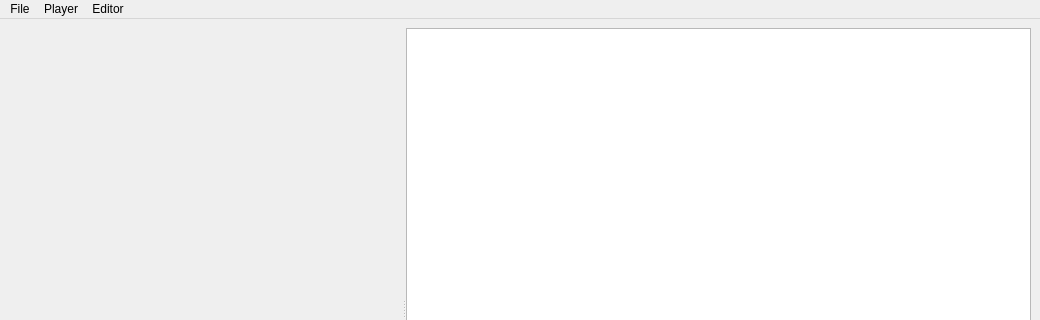
This is tool.ui in jatindalal/asr-post-editor as Qt 5 draws it before an edit; both pictures show x 0 to 1040 and y 0 to 320 of the 1040 by 618 pixel window. The edited form follows.
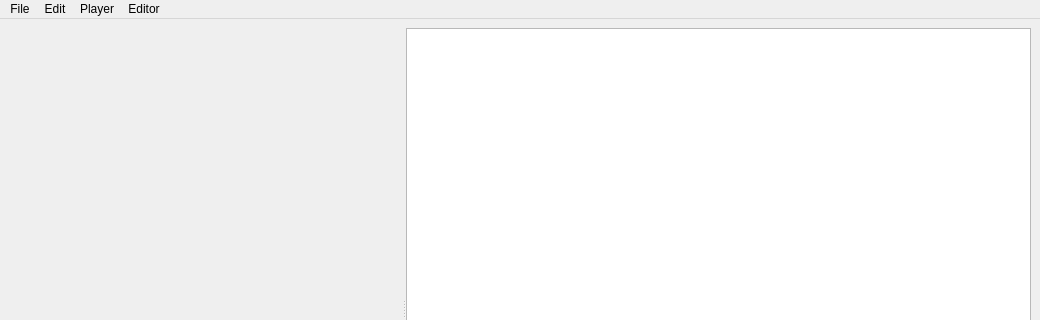
This is the edited form. Custom widgets are drawn as their Qt base class.

Commit message: improve menu controls

```diff
--- a/tool.ui
+++ b/tool.ui
@@ -81,7 +81,7 @@
      <x>0</x>
      <y>0</y>
      <width>1040</width>
-     <height>28</height>
+     <height>35</height>
     </rect>
    </property>
    <widget class="QMenu" name="menuFile">
@@ -111,7 +111,21 @@
     <addaction name="editor_findReplace"/>
     <addaction name="editor_toggleWords"/>
    </widget>
+   <widget class="QMenu" name="menuEdit">
+    <property name="title">
+     <string>Edit</string>
+    </property>
+    <addaction name="edit_undo"/>
+    <addaction name="edit_redo"/>
+    <addaction name="separator"/>
+    <addaction name="edit_cut"/>
+    <addaction name="edit_copy"/>
+    <addaction name="edit_paste"/>
+    <addaction name="separator"/>
+    <addaction name="edit_findReplace"/>
+   </widget>
    <addaction name="menuFile"/>
+   <addaction name="menuEdit"/>
    <addaction name="menuMedia_Player"/>
    <addaction name="menuEditor"/>
   </widget>
```
Left out of the diff: 45 changed lines with no effect on the pictures. The commit also changes 2 other files.
